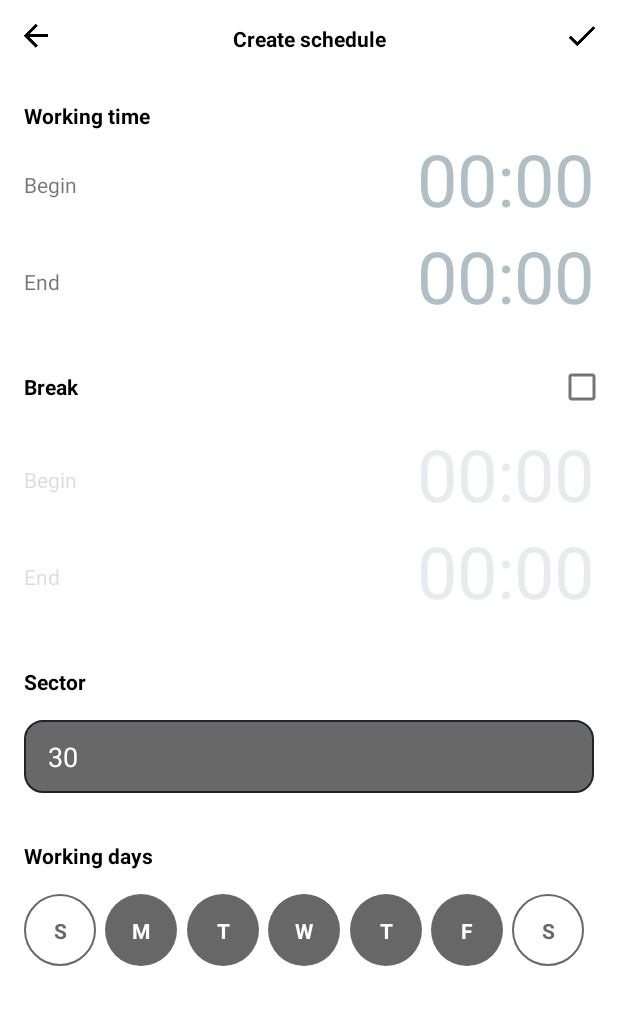
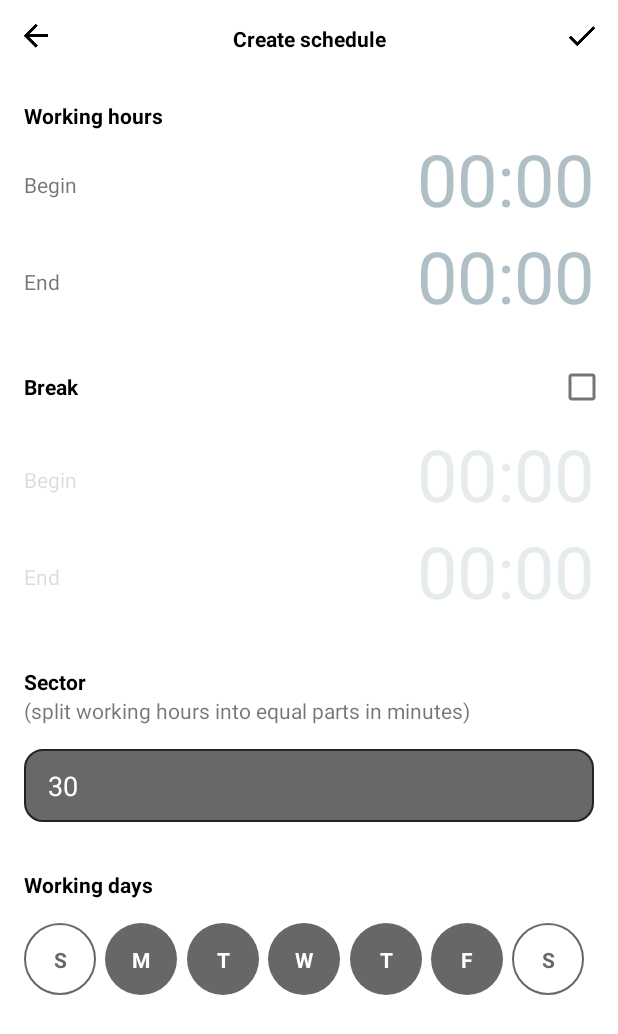
Before and after one commit to mnemo-me/Samantha, an Android app: the CreateScheduleFragment screen opened through its navigation route, on a phone screen of 412 x 824 dp. Shown: the top 1034 px of the screen. Run offline under Robolectric (Android 15) with nearby library versions, the light colour scheme and no system bars; our stand-ins replace data binding; 1 statement that could not run was skipped.

Commit message:
- minor bug fixes

```diff
--- a/app/src/main/java/com/mnemo/samantha/repository/Repository.kt
+++ b/app/src/main/java/com/mnemo/samantha/repository/Repository.kt
@@ -79,7 +79,7 @@ class Repository {
         }
     }
 
-    private suspend fun saveMasterAvatar(bitmap: Bitmap, masterId: Long){
+    suspend fun saveMasterAvatar(bitmap: Bitmap, masterId: Long){
         withContext(Dispatchers.IO){
             fileStorage.saveMasterAvatar(bitmap, masterId)
         }
--- a/app/src/main/java/com/mnemo/samantha/ui/create_profile/profile_edit/ProfileEditFragment.kt
+++ b/app/src/main/java/com/mnemo/samantha/ui/create_profile/profile_edit/ProfileEditFragment.kt
@@ -7,6 +7,7 @@ import android.graphics.Bitmap
 import android.net.Uri
 import android.os.Bundle
 import android.provider.MediaStore
+import android.telephony.PhoneNumberFormattingTextWatcher
 import androidx.fragment.app.Fragment
 import android.view.LayoutInflater
 import android.view.View
@@ -40,6 +41,7 @@ class ProfileEditFragment : Fragment() {
         binding = DataBindingUtil.inflate(layoutInflater, R.layout.fragment_profile_edit, container, false)
         val view = binding.root
         binding.profileEditAvatar.clipToOutline = true
+        binding.profileEditPhoneNumber.addTextChangedListener(PhoneNumberFormattingTextWatcher())
 
 
         // Create ViewModel
@@ -102,6 +104,7 @@ class ProfileEditFragment : Fragment() {
                 viewModel.updateProfileInfo(masterId, masterName, masterProfession, masterPhoneNumber, avatarBitmap)
                 view.findNavController().navigateUp()
             }else {
+                viewModel.saveMasterAvatar(avatarBitmap)
                 view.findNavController().navigate(
                     R.id.action_profileEditFragmentCreateProfile_to_selectRegionFragmentCreateProfile,
                     bundleOf(
--- a/app/src/main/java/com/mnemo/samantha/ui/monthly_schedule/day_schedule/add_client_dialog/choose_services/ChooseServicesFragment.kt
+++ b/app/src/main/java/com/mnemo/samantha/ui/monthly_schedule/day_schedule/add_client_dialog/choose_services/ChooseServicesFragment.kt
@@ -52,13 +52,13 @@ class ChooseServicesFragment : Fragment() {
 
         // Close button click listener
         binding.chooseServicesCloseButton.setOnClickListener{
-            view.findNavController().navigateUp()
+            view.findNavController().popBackStack(R.id.dayScheduleFragment, false)
         }
 
-        // Don button click listener
+        // Done button click listener
         binding.chooseServicesDoneButton.setOnClickListener{
             viewModel.bookClient()
-            view.findNavController().navigateUp()
+            view.findNavController().popBackStack(R.id.dayScheduleFragment, false)
         }
 
         return view
--- a/app/src/main/java/com/mnemo/samantha/ui/statistics/StatisticsFragment.kt
+++ b/app/src/main/java/com/mnemo/samantha/ui/statistics/StatisticsFragment.kt
@@ -29,7 +29,9 @@ class StatisticsFragment : Fragment() {
         // Create adapter for RecycleView
         val adapter = StatisticsAdapter()
         viewModel.annualRevenue.observe(viewLifecycleOwner){annualRevenue ->
-            adapter.annualRevenue = annualRevenue
+            if (annualRevenue != null) {
+                adapter.annualRevenue = annualRevenue
+            }
         }
         binding.statistics.adapter = adapter
 
--- a/app/src/main/res/layout/fragment_create_schedule.xml
+++ b/app/src/main/res/layout/fragment_create_schedule.xml
@@ -50,7 +50,7 @@
                 app:layout_constraintStart_toStartOf="parent"
                 android:layout_marginStart="@dimen/default_padding"
                 android:layout_marginTop="@dimen/double_padding"
-                android:text="@string/working_time"/>
+                android:text="@string/working_hours"/>
 
             <TextView
                 android:id="@+id/create_schedule_working_time_start_text"
@@ -173,6 +173,17 @@
                 android:layout_marginTop="@dimen/double_padding"
                 android:text="@string/sector"/>
 
+            <TextView
+                android:id="@+id/create_schedule_time_sector_hint"
+                android:layout_width="0dp"
+                android:layout_height="wrap_content"
+                app:layout_constraintTop_toBottomOf="@id/create_schedule_time_sector_text"
+                app:layout_constraintStart_toStartOf="parent"
+                app:layout_constraintEnd_toEndOf="parent"
+                android:layout_marginStart="@dimen/default_padding"
+                android:layout_marginEnd="@dimen/default_padding"
+                android:text="@string/time_sector_hint"/>
+
             <EditText
                 android:id="@+id/create_schedule_time_sector"
                 style="@style/edit_text"
@@ -180,7 +191,7 @@
                 android:layout_height="wrap_content"
                 app:layout_constraintStart_toStartOf="parent"
                 app:layout_constraintEnd_toEndOf="parent"
-                app:layout_constraintTop_toBottomOf="@id/create_schedule_time_sector_text"
+                app:layout_constraintTop_toBottomOf="@id/create_schedule_time_sector_hint"
                 android:layout_marginStart="@dimen/default_padding"
                 android:layout_marginEnd="@dimen/default_padding"
                 android:layout_marginTop="@dimen/default_padding"
--- a/app/src/main/res/values/strings.xml
+++ b/app/src/main/res/values/strings.xml
@@ -41,7 +41,7 @@
     <string name="service_updated">Service updated</string>
     <string name="service_added">Service added</string>
     <string name="edit_service">Edit service</string>
-    <string name="working_time">Working time</string>
+    <string name="working_hours">Working hours</string>
     <string name="begin">Begin</string>
     <string name="end">End</string>
     <string name="break_time">Break</string>
@@ -59,5 +59,6 @@
     <string name="contact_info">Contact info:</string>
     <string name="book_client">Book client</string>
     <string name="monthly_schedule">Monthly Schedule</string>
+    <string name="time_sector_hint">(split working hours into equal parts in minutes)</string>
 
 </resources>
```
Also changed, not shown: app/src/main/AndroidManifest.xml (+6 -2 lines), app/src/main/java/com/mnemo/samantha/ui/create_profile/profile_edit/ProfileEditViewModel.kt (+8 -0 lines).
